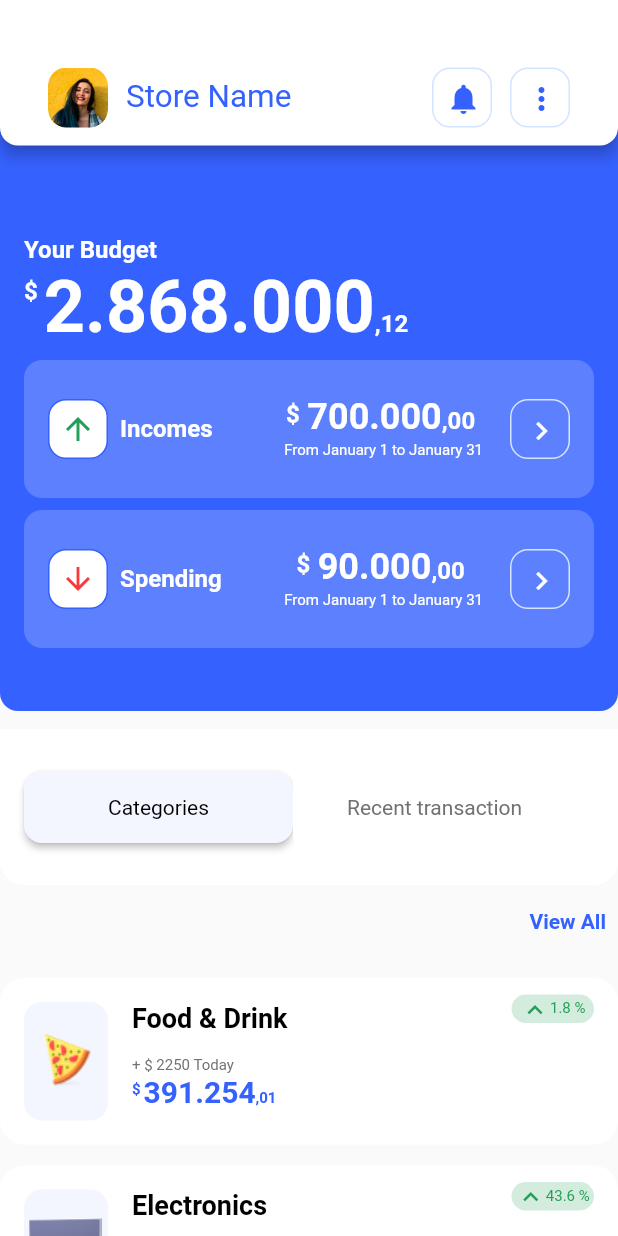
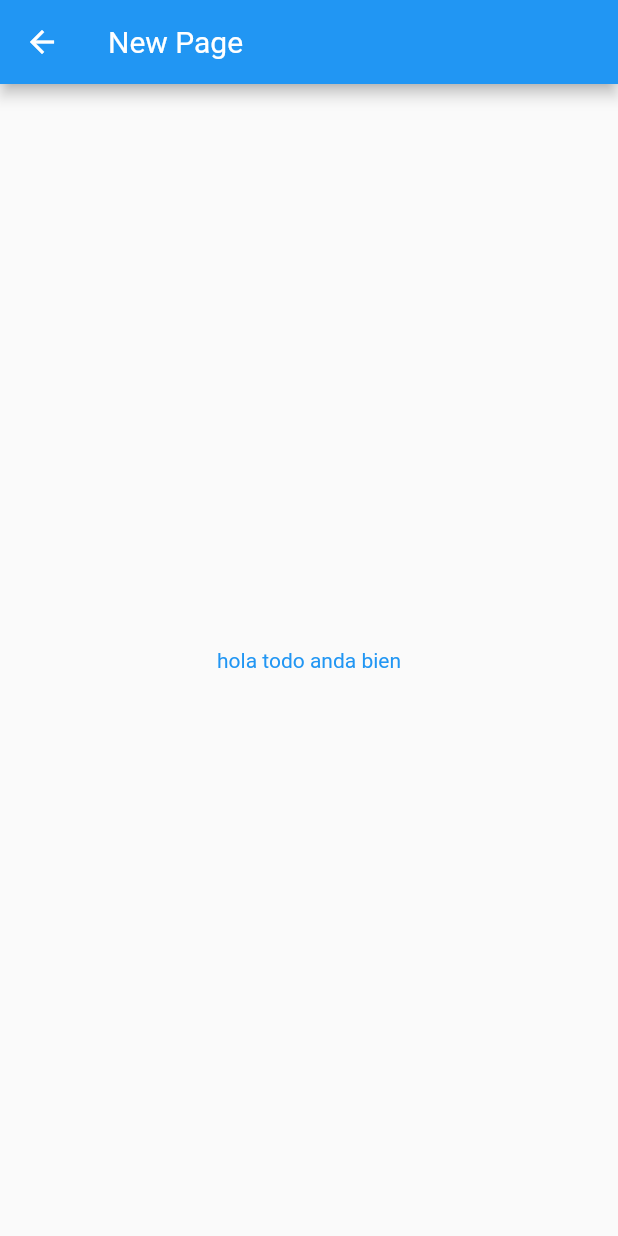
Before and after one commit to weincoder/weinflu-app, a Flutter app: the screen it shows after launch, after a tap on "View All", on a phone screen of 412 x 824 dp. Run offline on Flutter 3.47's test engine with Material 2 defaults, Android fonts, the phone set to English and light mode, and no system bars.

Commit message:
feat 🆕: Se agrega el ejemplo de navegación entre pantallas

```diff
--- a/weinflu_app/lib/app.dart
+++ b/weinflu_app/lib/app.dart
@@ -1,4 +1,8 @@
 import 'package:flutter/material.dart';
+import 'package:weinflu_app/config/app_routes.dart';
+import 'package:weinflu_app/models/user.dart';
+import 'package:weinflu_app/pages/new_page.dart';
+import 'package:weinflu_app/pages/other_page.dart';
 import 'pages/home_page.dart';
 import 'design/themes.dart';
 
@@ -9,9 +13,24 @@
   Widget build(BuildContext context) {
     return MaterialApp(
       theme: WeinFluThemes.defaultTheme,
-      home: const HomePage(
-        key: Key('home page'),
-      ),
+      // routes: {
+      //   AppRoutes.newPage:(context) => const const ,
+      //   AppRoutes.otherPage:(context) => const OtherPage(),
+      //   AppRoutes.home:(context) => const HomePage(),
+      // },
+      onGenerateRoute: (settings) {
+        switch (settings.name) {
+          case AppRoutes.newPage:
+            return MaterialPageRoute(builder: (context) => const NewPage());
+          case AppRoutes.otherPage:
+            return MaterialPageRoute(
+                builder: (context) =>
+                    OtherPage(userData: settings.arguments as User));
+
+          default:
+            return MaterialPageRoute(builder: (context) => const HomePage());
+        }
+      },
     );
   }
 }
--- /dev/null
+++ b/weinflu_app/lib/config/app_routes.dart
@@ -0,0 +1,6 @@
+class AppRoutes {
+  AppRoutes._();
+  static const String home = '/';
+  static const String newPage = 'new-page';
+  static const String otherPage = 'other-page';
+}
--- /dev/null
+++ b/weinflu_app/lib/models/user.dart
@@ -0,0 +1,8 @@
+
+class User {
+  final String name;
+  final int age;
+
+  User({required this.name, required this.age});
+
+}
--- a/weinflu_app/lib/pages/home_page.dart
+++ b/weinflu_app/lib/pages/home_page.dart
@@ -204,7 +204,7 @@
                 color: Color.fromRGBO(53, 97, 254, 1)),
           ),
           onPressed: () {
-            print('le diste clic a view all');
+            Navigator.of(context).pushNamed('new-page');
           },
         ),
         const ProductDetailCard(
--- /dev/null
+++ b/weinflu_app/lib/pages/new_page.dart
@@ -0,0 +1,24 @@
+import 'package:flutter/material.dart';
+import 'package:weinflu_app/config/app_routes.dart';
+import 'package:weinflu_app/models/user.dart';
+
+
+class NewPage extends StatelessWidget {
+  const NewPage({super.key});
+
+  @override
+  Widget build(BuildContext context) {
+    final userData = User(name: 'Weincoders', age: 24);
+    return Scaffold(
+      appBar: AppBar(
+        title: const Text('New Page'),
+      ),
+      body: Center(
+          child: TextButton(
+        child: Text('hola todo anda bien'),
+        onPressed: () =>
+            Navigator.of(context).pushReplacementNamed(AppRoutes.otherPage, arguments: userData),
+      )),
+    );
+  }
+}
--- /dev/null
+++ b/weinflu_app/lib/pages/other_page.dart
@@ -0,0 +1,24 @@
+import 'package:flutter/material.dart';
+
+import '../models/user.dart';
+
+
+class OtherPage extends StatelessWidget {
+  final User userData;
+  const OtherPage({super.key, required this.userData});
+
+  @override
+  Widget build(BuildContext context) {
+    return Scaffold(
+      appBar: AppBar(
+        title: const Text('Other Page'),
+      ),
+      body: Center(
+          child: TextButton(
+        child:  Text('hola ${userData.name} ustedes en promedio tienen ${userData.age} '),
+        onPressed: () => Navigator.of(context).pop(),
+        ),
+      ),
+    );
+  }
+}
```
Also changed, not shown: weinflu_app/assets/images/Foto Posterior.jpg (added), weinflu_app/assets/images/Foto frontal.jpg (added), weinflu_app/assets/images/Foto mano.jpg (added), weinflu_app/assets/images/foto cedula.jpg (added), weinflu_app/assets/images/saddsadsdas.jpg (added).
